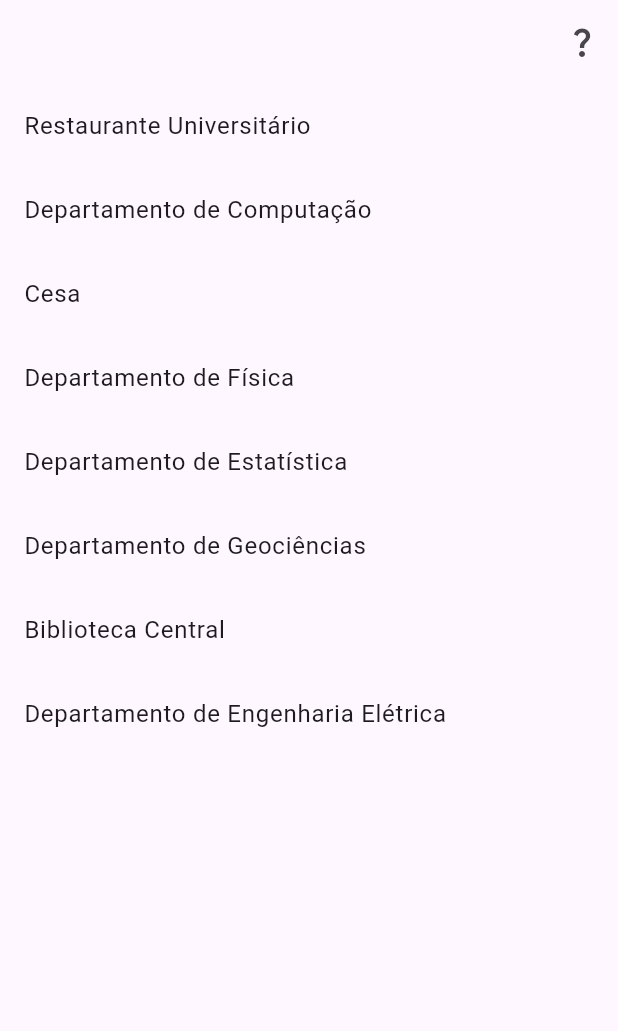
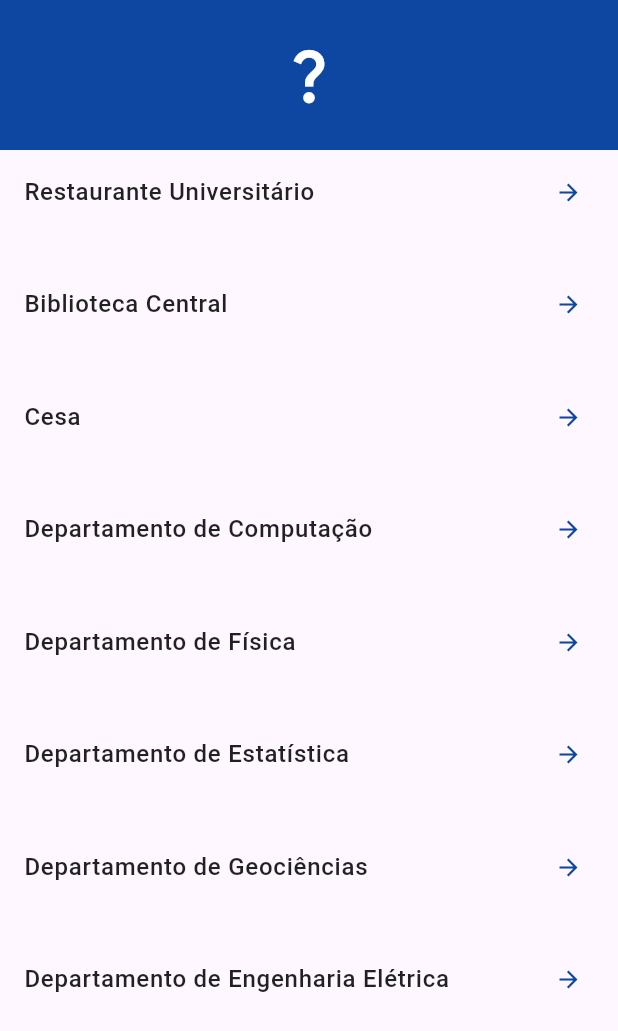
Before and after one commit to gPeres0/osrm_pcd_uel, a Flutter app: the screen it shows after launch, on a phone screen of 412 x 824 dp. Shown: the top 1031 px of the screen. Run offline on Flutter 3.47's test engine with Material 3 defaults, Android fonts, the phone set to English and light mode, and no system bars; our stand-ins replace audioplayers, flutter_compass, flutter_tts, geolocator, signals, vibration.

Commit message:
Add files via upload

```diff
--- a/lib/pages/locations_list.dart
+++ b/lib/pages/locations_list.dart
@@ -7,24 +7,30 @@ class LocationsList extends StatelessWidget {
 
   static const List<({String name, double lat, double lon})> places = [
     (name: 'Restaurante Universitário', lat: -23.32538, lon: -51.20182),
+    (name: 'Biblioteca Central', lat: -23.32637, lon: -51.20049),
+    (name: 'Cesa', lat: -23.32633, lon: -51.20470),
     (name: 'Departamento de Computação', lat: -23.32648, lon: -51.20155),
-    (name: 'Cesa', lat: -23.32633, lon: -51.20470),
     (name: 'Departamento de Física', lat: -23.32646, lon: -51.20245),
     (name: 'Departamento de Estatística', lat: -23.32670, lon: -51.20221),
     (name: 'Departamento de Geociências', lat: -23.32673, lon: -51.20155),
-    (name: 'Biblioteca Central', lat: -23.32637, lon: -51.20049),
     (
       name: 'Departamento de Engenharia Elétrica',
       lat: -23.32730,
       lon: -51.20137
-    )
+    ),
   ];
 
   @override
   Widget build(BuildContext context) {
     return Scaffold(
-      appBar: AppBar(actions: const [Manual()],),
+      appBar: AppBar(
+        title: const Manual(),
+        centerTitle: true,
+        toolbarHeight: 100.0,
+        backgroundColor: Colors.blue[900],
+      ),
       body: ListView(
+        itemExtent: 75.0,
         children: List.generate(
           places.length,
           (index) => ListElement(
--- a/lib/widgets/list_element.dart
+++ b/lib/widgets/list_element.dart
@@ -3,9 +3,10 @@ import 'package:flutter/material.dart';
 import 'package:geolocator/geolocator.dart';
 import 'package:osrm_pcd_uel/pages/rotation_page.dart';
 import 'package:osrm_pcd_uel/services/route_service.dart';
+import 'package:flutter_tts/flutter_tts.dart';
 
 class ListElement extends StatelessWidget {
-  const ListElement({
+  ListElement({
     super.key,
     required this.name,
     required this.coordinates,
@@ -13,11 +14,22 @@ class ListElement extends StatelessWidget {
 
   final String name;
   final ({double lat, double lon}) coordinates;
+  final FlutterTts _flutterTts = FlutterTts();
 
   @override
   Widget build(BuildContext context) {
     return ListTile(
-      title: Text(name),
+      trailing: Icon(
+        Icons.arrow_forward,
+        size: 18,
+        color: Colors.blue[900],
+      ),
+      title: Text(
+        name,
+        style:
+            const TextStyle(color: Colors.black87, fontWeight: FontWeight.w500),
+      ),
+      splashColor: Colors.lightBlue[50],
       onTap: () async {
         final position = await Geolocator.getCurrentPosition();
         final steps = await getSegmentsFromCoordinates(
@@ -33,6 +45,7 @@ class ListElement extends StatelessWidget {
               ));
         }
       },
+      onLongPress: () => _flutterTts.speak(name),
     );
   }
 }
--- a/lib/widgets/manual.dart
+++ b/lib/widgets/manual.dart
@@ -16,7 +16,7 @@ class _ManualState extends State<Manual> {
     super.initState();
     _flutterTts.setLanguage("pt-BR");
     _flutterTts.speak(
-            "Em sua tela está uma lista vertical de localizações da UEL, ao colocar seu dedo em uma delas será dito a você qual opção você selecionou , pressione novamente para gerar a rota da sua posição até seu destino. Você deverá girar seu telefone até que esteja apontando para a direção que deve seguir, isso será sinalizado com 3 vibrações e um efeito sonoro. Caminhe nessa direção até ser requisitado que gire novamente o celular, quando chegar ao destino receberá um áudio de chegada");
+        "Em sua tela está uma lista vertical de localizações da UEL, ao colocar seu dedo em uma delas será dito a você qual opção foi selecionada. Pressione novamente para gerar a rota da sua posição até seu destino. Você deverá girar seu telefone até que esteja apontando para a direção que deve seguir, isso será sinalizado com 3 vibrações e um efeito sonoro. Caminhe nessa direção até ser requisitado que gire novamente o celular, quando chegar ao destino receberá um áudio de chegada");
   }
 
   @override
@@ -28,8 +28,11 @@ class _ManualState extends State<Manual> {
   @override
   Widget build(BuildContext context) {
     return IconButton(
-        onPressed: () => _flutterTts.speak(
-            "Em sua tela está uma lista vertical de localizações da UEL, ao colocar seu dedo em uma delas será dito a você qual opção você selecionou , pressione novamente para gerar a rota da sua posição até seu destino. Você deverá girar seu telefone até que esteja apontando para a direção que deve seguir, isso será sinalizado com 3 vibrações e um efeito sonoro. Caminhe nessa direção até ser requisitado que gire novamente o celular, quando chegar ao destino receberá um áudio de chegada"),
-        icon: const Icon(Icons.question_mark));
+      iconSize: 45,
+      onPressed: () => _flutterTts.speak(
+          "Em sua tela está uma lista vertical de localizações da UEL, ao colocar seu dedo em uma delas será dito a você qual opção foi selecionada. Pressione novamente para gerar a rota da sua posição até seu destino. Você deverá girar seu telefone até que esteja apontando para a direção que deve seguir, isso será sinalizado com 3 vibrações e um efeito sonoro. Caminhe nessa direção até ser requisitado que gire novamente o celular, quando chegar ao destino receberá um áudio de chegada"),
+      icon: const Icon(Icons.question_mark),
+      color: Colors.white,
+    );
   }
 }
```
Also changed, not shown: lib/pages/go_page.dart (+33 -4 lines), lib/pages/rotation_page.dart (+25 -3 lines).
